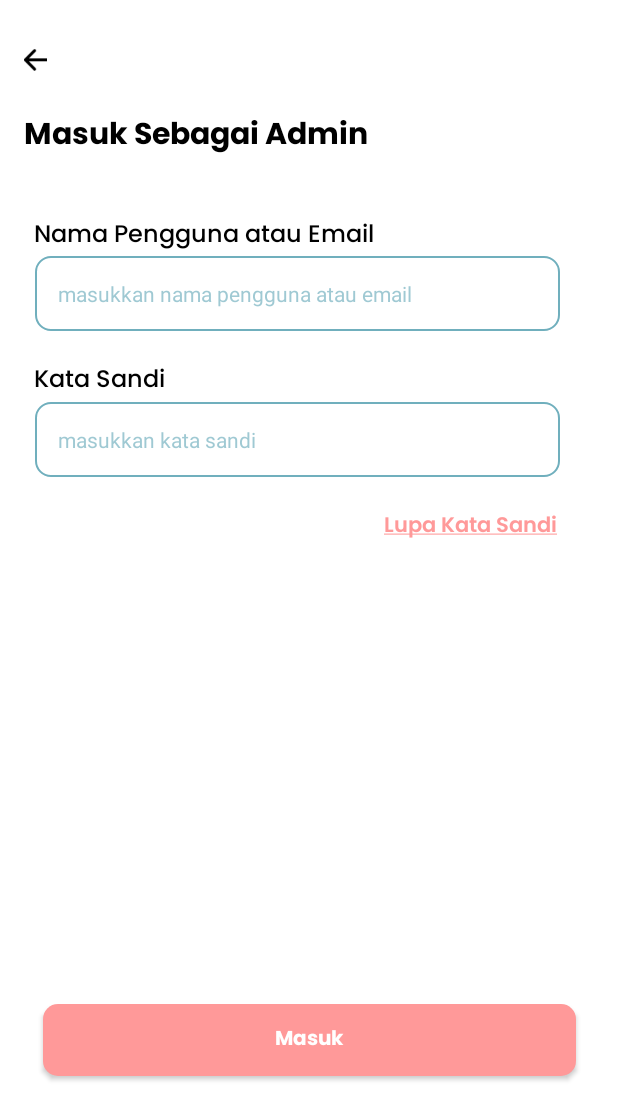
After one commit to Piaaa15/MentlyApp, an Android app: the LoginAdmin screen opened directly, with no data from a screen before it, on a phone screen of 412 x 824 dp. The commit adds this screen. Shown: the top 1120 px of the screen. Run offline under Robolectric (Android 15) with nearby library versions, the phone set to English and light mode, and no system bars.

Commit message:
Buat Login Admin

```diff
--- a/app/src/main/AndroidManifest.xml
+++ b/app/src/main/AndroidManifest.xml
@@ -12,6 +12,9 @@
         android:supportsRtl="true"
         android:theme="@style/Theme.Design.NoActionBar"
         tools:targetApi="31">
+        <activity
+            android:name=".LoginAdmin"
+            android:exported="false" />
         <activity
             android:name=".LoginPasien"
             android:exported="false" />
@@ -29,7 +32,7 @@
         </activity>
         <activity
             android:name=".MainActivity"
-            android:exported="true"></activity>
+            android:exported="true" />
 
         <meta-data
             android:name="preloaded_fonts"
--- /dev/null
+++ b/app/src/main/java/com/example/project_mently/LoginAdmin.java
@@ -0,0 +1,32 @@
+package com.example.project_mently;
+
+import android.content.Intent;
+import android.os.Bundle;
+import android.view.View;
+import android.widget.ImageView;
+
+import androidx.activity.EdgeToEdge;
+import androidx.appcompat.app.AppCompatActivity;
+import androidx.core.graphics.Insets;
+import androidx.core.view.ViewCompat;
+import androidx.core.view.WindowInsetsCompat;
+
+public class LoginAdmin extends AppCompatActivity {
+    ImageView btnBack;
+
+    @Override
+    protected void onCreate(Bundle savedInstanceState) {
+        super.onCreate(savedInstanceState);
+        setContentView(R.layout.activity_login_admin);
+
+        btnBack = findViewById(R.id.btn_back1);
+        btnBack.setOnClickListener(new View.OnClickListener() {
+            @Override
+            public void onClick(View view) {
+                Intent i = new Intent(getApplicationContext(), WelcomePage.class);
+                startActivity(i);
+            }
+        });
+
+    }
+}
--- a/app/src/main/java/com/example/project_mently/WelcomePage.java
+++ b/app/src/main/java/com/example/project_mently/WelcomePage.java
@@ -19,6 +19,13 @@ public class WelcomePage extends AppCompatActivity {
 
         btnAdmin = findViewById(R.id.btn_admin);
         btnPasien = findViewById(R.id.btn_pasien);
+        btnAdmin.setOnClickListener(new View.OnClickListener() {
+            @Override
+            public void onClick(View v) {
+                Intent i = new Intent(getApplicationContext(), LoginAdmin.class);
+                startActivity(i);
+            }
+        });
         btnPasien.setOnClickListener(new View.OnClickListener() {
             @Override
             public void onClick(View view) {
--- /dev/null
+++ b/app/src/main/res/layout/activity_login_admin.xml
@@ -0,0 +1,138 @@
+<?xml version="1.0" encoding="utf-8"?>
+<androidx.constraintlayout.widget.ConstraintLayout xmlns:android="http://schemas.android.com/apk/res/android"
+    xmlns:app="http://schemas.android.com/apk/res-auto"
+    xmlns:tools="http://schemas.android.com/tools"
+    android:id="@+id/main"
+    android:layout_width="match_parent"
+    android:layout_height="match_parent"
+    tools:context=".LoginAdmin"
+    android:background="@color/white">
+
+    <TextView
+        android:id="@+id/txt_lupa"
+        android:layout_width="wrap_content"
+        android:layout_height="wrap_content"
+        android:fontFamily="@font/poppins_semibold"
+        android:text="@string/lupa_sandi"
+        android:textColor="@color/pink"
+        android:textSize="14dp"
+        app:layout_constraintBottom_toBottomOf="parent"
+        app:layout_constraintEnd_toEndOf="parent"
+        app:layout_constraintHorizontal_bias="0.871"
+        app:layout_constraintStart_toStartOf="parent"
+        app:layout_constraintTop_toTopOf="parent"
+        app:layout_constraintVertical_bias="0.424" />
+
+    <TextView
+        android:id="@+id/txt_masuksebagai"
+        android:layout_width="wrap_content"
+        android:layout_height="wrap_content"
+        android:fontFamily="@font/poppins_bold"
+        android:text="Masuk Sebagai Admin"
+        android:textColor="@color/black"
+        android:textSize="20dp"
+        app:layout_constraintBottom_toBottomOf="parent"
+        app:layout_constraintEnd_toEndOf="parent"
+        app:layout_constraintHorizontal_bias="0.089"
+        app:layout_constraintStart_toStartOf="parent"
+        app:layout_constraintTop_toTopOf="parent"
+        app:layout_constraintVertical_bias="0.093" />
+
+    <ImageView
+        android:id="@+id/btn_back1"
+        android:layout_width="15dp"
+        android:layout_height="0dp"
+        android:layout_marginTop="24dp"
+        app:layout_constraintEnd_toEndOf="parent"
+        app:layout_constraintHorizontal_bias="0.041"
+        app:layout_constraintStart_toStartOf="parent"
+        app:layout_constraintTop_toTopOf="parent"
+        app:srcCompat="@drawable/btn_back" />
+
+    <TextView
+        android:id="@+id/txtNamaP"
+        android:layout_width="wrap_content"
+        android:layout_height="wrap_content"
+        android:fontFamily="@font/poppins_medium"
+        android:text="Nama Pengguna atau Email"
+        android:textColor="@color/black"
+        android:textSize="16dp"
+        app:layout_constraintBottom_toBottomOf="parent"
+        app:layout_constraintEnd_toEndOf="parent"
+        app:layout_constraintHorizontal_bias="0.123"
+        app:layout_constraintStart_toStartOf="parent"
+        app:layout_constraintTop_toTopOf="parent"
+        app:layout_constraintVertical_bias="0.181" />
+
+    <EditText
+        android:id="@+id/editTextText"
+        android:layout_width="350dp"
+        android:layout_height="50dp"
+        android:background="@drawable/form_input"
+        android:ems="10"
+        android:hint="masukkan nama pengguna atau email"
+        android:inputType="text"
+        android:paddingStart="15dp"
+        android:textColor="@color/biru_2"
+        android:textColorHint="#804094A7"
+        android:textSize="14sp"
+        app:layout_constraintBottom_toBottomOf="parent"
+        app:layout_constraintEnd_toEndOf="parent"
+        app:layout_constraintHorizontal_bias="0.377"
+        app:layout_constraintStart_toStartOf="parent"
+        app:layout_constraintTop_toBottomOf="@+id/txtNamaP"
+        app:layout_constraintVertical_bias="0.0" />
+
+    <TextView
+        android:id="@+id/txtPassword1"
+        android:layout_width="wrap_content"
+        android:layout_height="wrap_content"
+        android:fontFamily="@font/poppins_medium"
+        android:text="Kata Sandi"
+        android:textColor="@color/black"
+        android:textSize="16dp"
+        app:layout_constraintBottom_toBottomOf="parent"
+        app:layout_constraintEnd_toEndOf="parent"
+        app:layout_constraintHorizontal_bias="0.07"
+        app:layout_constraintStart_toStartOf="parent"
+        app:layout_constraintTop_toTopOf="parent"
+        app:layout_constraintVertical_bias="0.302" />
+
+    <EditText
+        android:id="@+id/et_katasandi"
+        android:layout_width="350dp"
+        android:layout_height="50dp"
+        android:background="@drawable/form_input"
+        android:ems="10"
+        android:hint="masukkan kata sandi"
+        android:inputType="text"
+        android:paddingStart="15dp"
+        android:textColorHint="#804094A7"
+        android:textColor="@color/biru_2"
+        android:textSize="14sp"
+        app:layout_constraintBottom_toBottomOf="parent"
+        app:layout_constraintEnd_toEndOf="parent"
+        app:layout_constraintHorizontal_bias="0.377"
+        app:layout_constraintStart_toStartOf="parent"
+        app:layout_constraintTop_toBottomOf="@+id/txtNamaP"
+        app:layout_constraintVertical_bias="0.161" />
+
+    <Button
+        android:id="@+id/btn_masuk1"
+        android:layout_width="355dp"
+        android:layout_height="48dp"
+        android:layout_marginBottom="24dp"
+        android:background="@drawable/button_masuk1"
+        android:fontFamily="@font/poppins_bold"
+        android:gravity="center"
+        android:text="Masuk"
+        android:textAllCaps="false"
+        android:textSize="13sp"
+        app:layout_constraintBottom_toBottomOf="parent"
+        app:layout_constraintEnd_toEndOf="parent"
+        app:layout_constraintStart_toStartOf="parent"
+        app:layout_constraintTop_toBottomOf="@+id/txt_lupa"
+        app:layout_constraintVertical_bias="0.788" />
+
+
+</androidx.constraintlayout.widget.ConstraintLayout>
--- a/app/src/main/res/layout/activity_splash_screen.xml
+++ b/app/src/main/res/layout/activity_splash_screen.xml
@@ -18,7 +18,7 @@
         android:fontFamily="@font/poppins_light"
         android:gravity="center_horizontal|center_vertical"
         android:lineSpacingExtra="-5sp"
-        android:text="Copyright (C) 2024 by Piaa"
+        android:text="Copyright (C) 2024 by PAD"
         android:textColor="@color/white"
         android:textSize="14sp"
         app:layout_constraintBottom_toBottomOf="parent"
```
